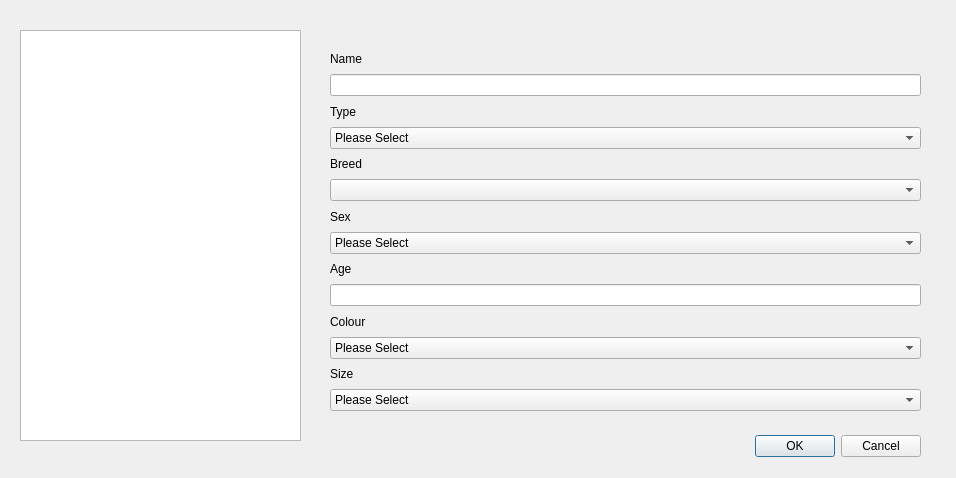
cameronhawtin/Animal-Farm-cuACS, file guitest/viewanimals.ui: the form before one commit.
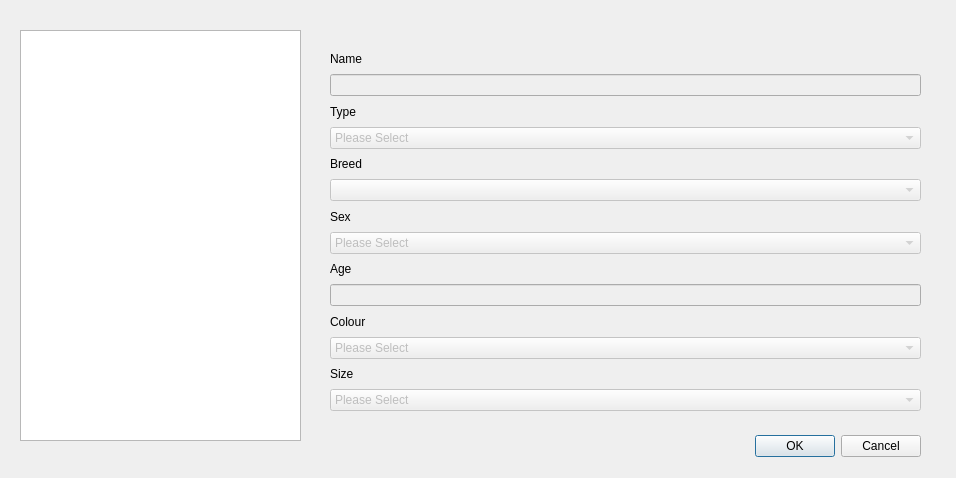
The form after the commit.

Commit message: Removed Add Animal label

What changed in the file:
```diff
--- a/guitest/viewanimals.ui
+++ b/guitest/viewanimals.ui
@@ -57,7 +57,11 @@
      </widget>
     </item>
     <item>
-     <widget class="QLineEdit" name="nameLineEdit"/>
+     <widget class="QLineEdit" name="nameLineEdit">
+      <property name="enabled">
+       <bool>false</bool>
+      </property>
+     </widget>
     </item>
     <item>
      <widget class="QLabel" name="typeLabel">
@@ -68,6 +72,9 @@
     </item>
     <item>
      <widget class="QComboBox" name="typeComboBox">
+      <property name="enabled">
+       <bool>false</bool>
+      </property>
       <item>
        <property name="text">
         <string>Please Select</string>
@@ -108,7 +115,11 @@
      </widget>
     </item>
     <item>
-     <widget class="QComboBox" name="breedComboBox"/>
+     <widget class="QComboBox" name="breedComboBox">
+      <property name="enabled">
+       <bool>false</bool>
+      </property>
+     </widget>
     </item>
     <item>
      <widget class="QLabel" name="sexLabel">
@@ -119,6 +130,9 @@
     </item>
     <item>
      <widget class="QComboBox" name="sexComboBox">
+      <property name="enabled">
+       <bool>false</bool>
+      </property>
       <item>
        <property name="text">
         <string>Please Select</string>
@@ -144,7 +158,11 @@
      </widget>
     </item>
     <item>
-     <widget class="QLineEdit" name="ageLineEdit"/>
+     <widget class="QLineEdit" name="ageLineEdit">
+      <property name="enabled">
+       <bool>false</bool>
+      </property>
+     </widget>
     </item>
     <item>
      <widget class="QLabel" name="labelColour">
@@ -155,6 +173,9 @@
     </item>
     <item>
      <widget class="QComboBox" name="colourComboBox">
+      <property name="enabled">
+       <bool>false</bool>
+      </property>
       <item>
        <property name="text">
         <string>Please Select</string>
@@ -191,6 +212,9 @@
     </item>
     <item>
      <widget class="QComboBox" name="sizeComboBox">
+      <property name="enabled">
+       <bool>false</bool>
+      </property>
       <item>
        <property name="text">
         <string>Please Select</string>
```
